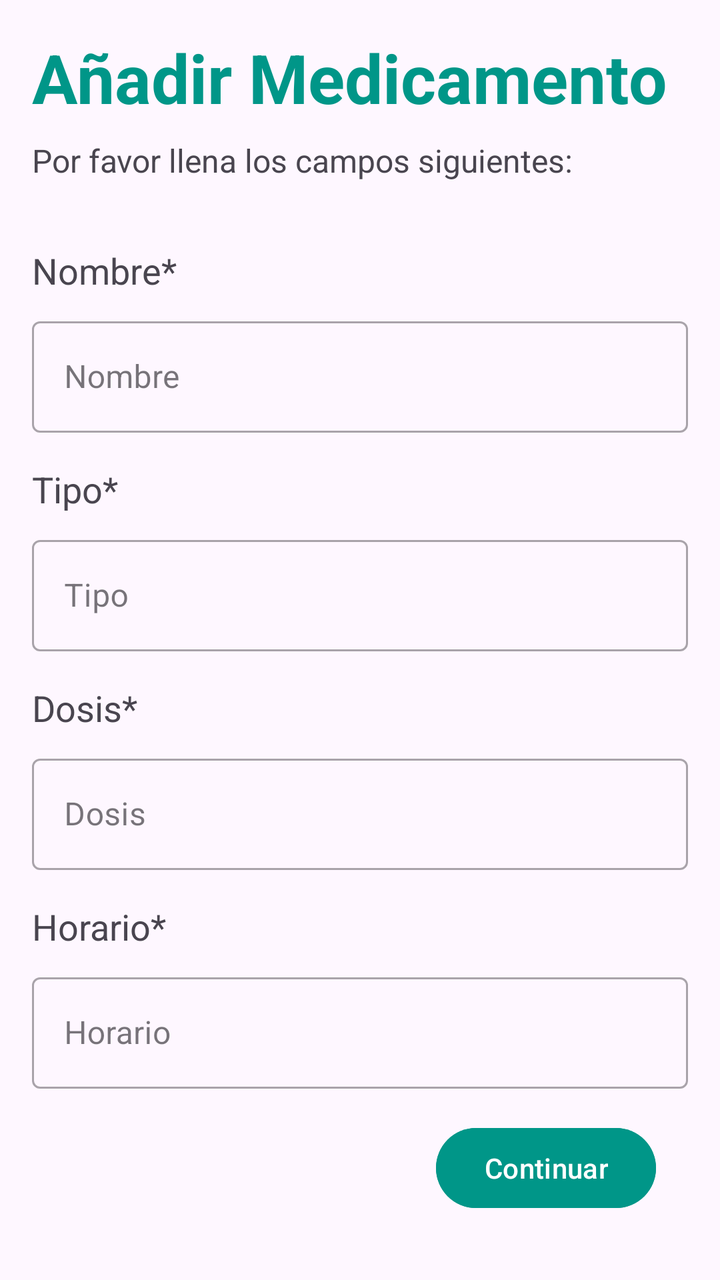
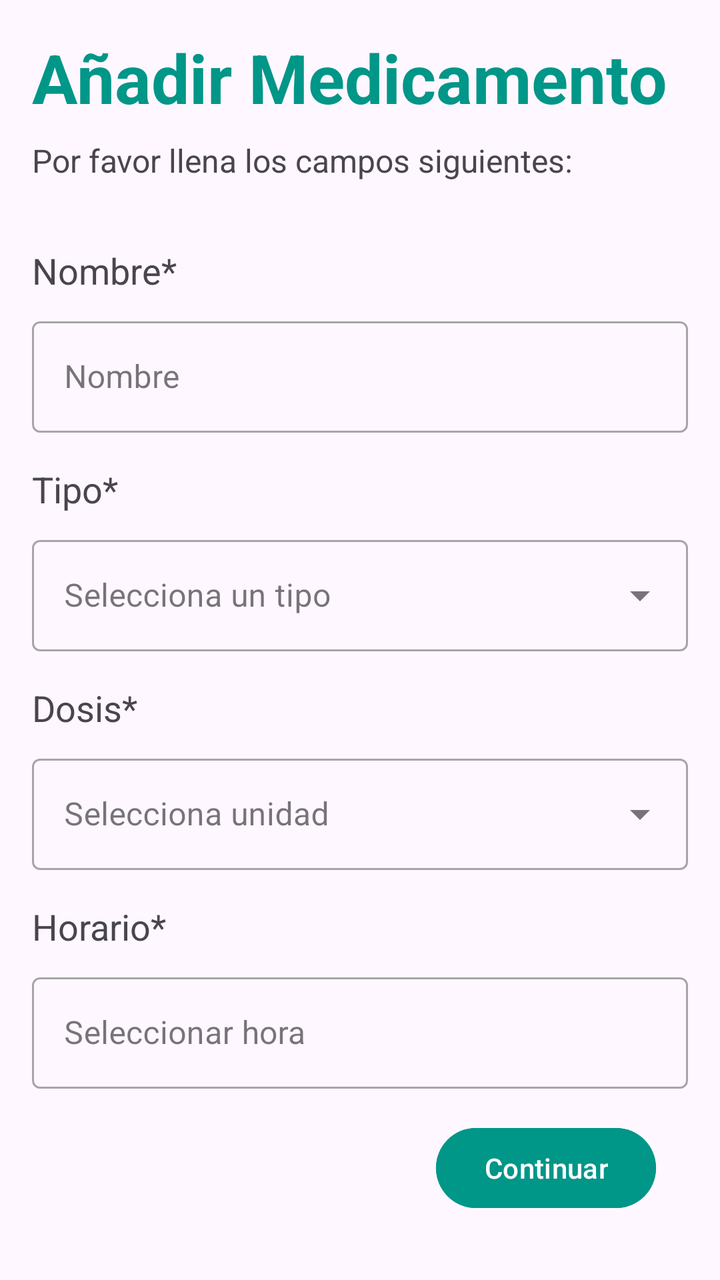

The first picture is an Android layout as it rendered before a commit; the second is the same layout after the commit. The layout source and the unified diff follow.
<!-- AndroidManifest.xml: application theme Theme.VitaReminder -->
<!-- res/layout/activity_anadir_medicamento.xml -->
<?xml version="1.0" encoding="utf-8"?>
<androidx.constraintlayout.widget.ConstraintLayout xmlns:android="http://schemas.android.com/apk/res/android"
    xmlns:app="http://schemas.android.com/apk/res-auto"
    xmlns:tools="http://schemas.android.com/tools"
    android:id="@+id/main"
    android:layout_width="match_parent"
    android:layout_height="match_parent"
    android:padding="16dp"
    tools:context=".view.AnadirMedicamentoActivity">

    <TextView
        android:id="@+id/titleTextView"
        android:layout_width="wrap_content"
        android:layout_height="wrap_content"
        android:text="@string/a_adir_medicamento"
        android:textSize="34sp"
        android:textStyle="bold"
        android:textColor="@color/colorPrimary"
        app:layout_constraintStart_toStartOf="parent"
        app:layout_constraintTop_toTopOf="parent" />

    <TextView
        android:id="@+id/subtitleTextView"
        android:layout_width="wrap_content"
        android:layout_height="wrap_content"
        android:layout_marginTop="8dp"
        android:text="@string/por_favor_llena_los_campos_siguientes"
        android:textSize="16sp"
        app:layout_constraintStart_toStartOf="parent"
        app:layout_constraintTop_toBottomOf="@+id/titleTextView" />

    
    <TextView
        android:id="@+id/nameLabel"
        android:layout_width="wrap_content"
        android:layout_height="wrap_content"
        android:layout_marginTop="32dp"
        android:text="@string/nombre"
        android:textSize="18sp"
        app:layout_constraintStart_toStartOf="parent"
        app:layout_constraintTop_toBottomOf="@+id/subtitleTextView" />

    <com.google.android.material.textfield.TextInputLayout
        android:id="@+id/nameInputLayout"
        style="@style/Widget.MaterialComponents.TextInputLayout.OutlinedBox"
        android:layout_width="0dp"
        android:layout_height="wrap_content"
        android:layout_marginTop="8dp"
        app:layout_constraintEnd_toEndOf="parent"
        app:layout_constraintStart_toStartOf="parent"
        app:layout_constraintTop_toBottomOf="@+id/nameLabel">

        <com.google.android.material.textfield.TextInputEditText
            android:layout_width="match_parent"
            android:layout_height="wrap_content"
            android:hint="@string/nombre_hint" />
    </com.google.android.material.textfield.TextInputLayout>

    
    <TextView
        android:id="@+id/typeLabel"
        android:layout_width="wrap_content"
        android:layout_height="wrap_content"
        android:layout_marginTop="16dp"
        android:text="@string/tipo"
        android:textSize="18sp"
        app:layout_constraintStart_toStartOf="parent"
        app:layout_constraintTop_toBottomOf="@+id/nameInputLayout" />

    <com.google.android.material.textfield.TextInputLayout
        android:id="@+id/typeInputLayout"
        style="@style/Widget.MaterialComponents.TextInputLayout.OutlinedBox"
        android:layout_width="0dp"
        android:layout_height="wrap_content"
        android:layout_marginTop="8dp"
        app:layout_constraintEnd_toEndOf="parent"
        app:layout_constraintStart_toStartOf="parent"
        app:layout_constraintTop_toBottomOf="@+id/typeLabel">

        <com.google.android.material.textfield.TextInputEditText
            android:layout_width="match_parent"
            android:layout_height="wrap_content"
            android:hint="@string/tipo_hint" />
    </com.google.android.material.textfield.TextInputLayout>

    
    <TextView
        android:id="@+id/doseLabel"
        android:layout_width="wrap_content"
        android:layout_height="wrap_content"
        android:layout_marginTop="16dp"
        android:text="@string/dosis"
        android:textSize="18sp"
        app:layout_constraintStart_toStartOf="parent"
        app:layout_constraintTop_toBottomOf="@+id/typeInputLayout" />

    <com.google.android.material.textfield.TextInputLayout
        android:id="@+id/doseInputLayout"
        style="@style/Widget.MaterialComponents.TextInputLayout.OutlinedBox"
        android:layout_width="0dp"
        android:layout_height="wrap_content"
        android:layout_marginTop="8dp"
        app:layout_constraintEnd_toEndOf="parent"
        app:layout_constraintStart_toStartOf="parent"
        app:layout_constraintTop_toBottomOf="@+id/doseLabel">

        <com.google.android.material.textfield.TextInputEditText
            android:layout_width="match_parent"
            android:layout_height="wrap_content"
            android:hint="@string/dosis_hint" />
    </com.google.android.material.textfield.TextInputLayout>

    
    <TextView
        android:id="@+id/scheduleLabel"
        android:layout_width="wrap_content"
        android:layout_height="wrap_content"
        android:layout_marginTop="16dp"
        android:text="@string/horario"
        android:textSize="18sp"
        app:layout_constraintStart_toStartOf="parent"
        app:layout_constraintTop_toBottomOf="@+id/doseInputLayout" />

    <com.google.android.material.textfield.TextInputLayout
        android:id="@+id/scheduleInputLayout"
        style="@style/Widget.MaterialComponents.TextInputLayout.OutlinedBox"
        android:layout_width="0dp"
        android:layout_height="wrap_content"
        android:layout_marginTop="8dp"
        app:layout_constraintEnd_toEndOf="parent"
        app:layout_constraintStart_toStartOf="parent"
        app:layout_constraintTop_toBottomOf="@+id/scheduleLabel">

        <com.google.android.material.textfield.TextInputEditText
            android:layout_width="match_parent"
            android:layout_height="wrap_content"
            android:hint="@string/horario_hint"
            android:focusable="true"
            android:clickable="true"/>
    </com.google.android.material.textfield.TextInputLayout>

    <Button
        android:id="@+id/continueButton"
        android:layout_width="wrap_content"
        android:layout_height="wrap_content"
        android:text="@string/continuar"
        android:layout_marginEnd="16dp"
        android:layout_marginBottom="16dp"
        android:backgroundTint="@color/colorPrimary"
        app:layout_constraintBottom_toBottomOf="parent"
        app:layout_constraintEnd_toEndOf="parent" />

</androidx.constraintlayout.widget.ConstraintLayout>
<!-- resources referenced by this layout -->
<resources>
  <color name="colorPrimary">#009688</color>
  <string name="a_adir_medicamento">Añadir Medicamento</string>
  <string name="continuar">Continuar</string>
  <string name="dosis">Dosis*</string>
  <string name="dosis_hint">Dosis</string>
  <string name="horario">Horario*</string>
  <string name="horario_hint">Horario</string>
  <string name="nombre">Nombre*</string>
  <string name="nombre_hint">Nombre</string>
  <string name="por_favor_llena_los_campos_siguientes">Por favor llena los campos siguientes:</string>
  <string name="tipo">Tipo*</string>
  <string name="tipo_hint">Tipo</string>
  <style name="Theme.VitaReminder" parent="Base.Theme.VitaReminder" />
  <style name="Base.Theme.VitaReminder" parent="Theme.Material3.DayNight.NoActionBar">
          
          
      </style>
</resources>

<!-- the commit's change to res/layout/activity_anadir_medicamento.xml (unified diff, before → after) -->
@@ -69,7 +69,7 @@
 
     <com.google.android.material.textfield.TextInputLayout
         android:id="@+id/typeInputLayout"
-        style="@style/Widget.MaterialComponents.TextInputLayout.OutlinedBox"
+        style="@style/Widget.MaterialComponents.TextInputLayout.OutlinedBox.ExposedDropdownMenu"
         android:layout_width="0dp"
         android:layout_height="wrap_content"
         android:layout_marginTop="8dp"
@@ -77,10 +77,12 @@
         app:layout_constraintStart_toStartOf="parent"
         app:layout_constraintTop_toBottomOf="@+id/typeLabel">
 
-        <com.google.android.material.textfield.TextInputEditText
+        <AutoCompleteTextView
+            android:id="@+id/typeAutoComplete"
             android:layout_width="match_parent"
             android:layout_height="wrap_content"
-            android:hint="@string/tipo_hint" />
+            android:hint="@string/tipo_hint"
+            android:inputType="none" />
     </com.google.android.material.textfield.TextInputLayout>
 
     
@@ -96,7 +98,7 @@
 
     <com.google.android.material.textfield.TextInputLayout
         android:id="@+id/doseInputLayout"
-        style="@style/Widget.MaterialComponents.TextInputLayout.OutlinedBox"
+        style="@style/Widget.MaterialComponents.TextInputLayout.OutlinedBox.ExposedDropdownMenu"
         android:layout_width="0dp"
         android:layout_height="wrap_content"
         android:layout_marginTop="8dp"
@@ -104,10 +106,12 @@
         app:layout_constraintStart_toStartOf="parent"
         app:layout_constraintTop_toBottomOf="@+id/doseLabel">
 
-        <com.google.android.material.textfield.TextInputEditText
+        <AutoCompleteTextView
+            android:id="@+id/doseAutoComplete"
             android:layout_width="match_parent"
             android:layout_height="wrap_content"
-            android:hint="@string/dosis_hint" />
+            android:hint="@string/dosis_hint"
+            android:inputType="none" />
     </com.google.android.material.textfield.TextInputLayout>
 
     
@@ -132,11 +136,13 @@
         app:layout_constraintTop_toBottomOf="@+id/scheduleLabel">
 
         <com.google.android.material.textfield.TextInputEditText
+            android:id="@+id/scheduleEditText"
             android:layout_width="match_parent"
             android:layout_height="wrap_content"
             android:hint="@string/horario_hint"
-            android:focusable="true"
-            android:clickable="true"/>
+            android:focusable="false"
+            android:clickable="true"
+            android:cursorVisible="false"/>
     </com.google.android.material.textfield.TextInputLayout>
 
     <Button
<!-- resource entries referenced after the edit -->
@@ -4,14 +4,14 @@
   <string name="a_adir_medicamento">Añadir Medicamento</string>
   <string name="continuar">Continuar</string>
   <string name="dosis">Dosis*</string>
-  <string name="dosis_hint">Dosis</string>
+  <string name="dosis_hint">Selecciona unidad</string>
   <string name="horario">Horario*</string>
-  <string name="horario_hint">Horario</string>
+  <string name="horario_hint">Seleccionar hora</string>
   <string name="nombre">Nombre*</string>
   <string name="nombre_hint">Nombre</string>
   <string name="por_favor_llena_los_campos_siguientes">Por favor llena los campos siguientes:</string>
   <string name="tipo">Tipo*</string>
-  <string name="tipo_hint">Tipo</string>
+  <string name="tipo_hint">Selecciona un tipo</string>
   <style name="Theme.VitaReminder" parent="Base.Theme.VitaReminder" />
   <style name="Base.Theme.VitaReminder" parent="Theme.Material3.DayNight.NoActionBar">
           
